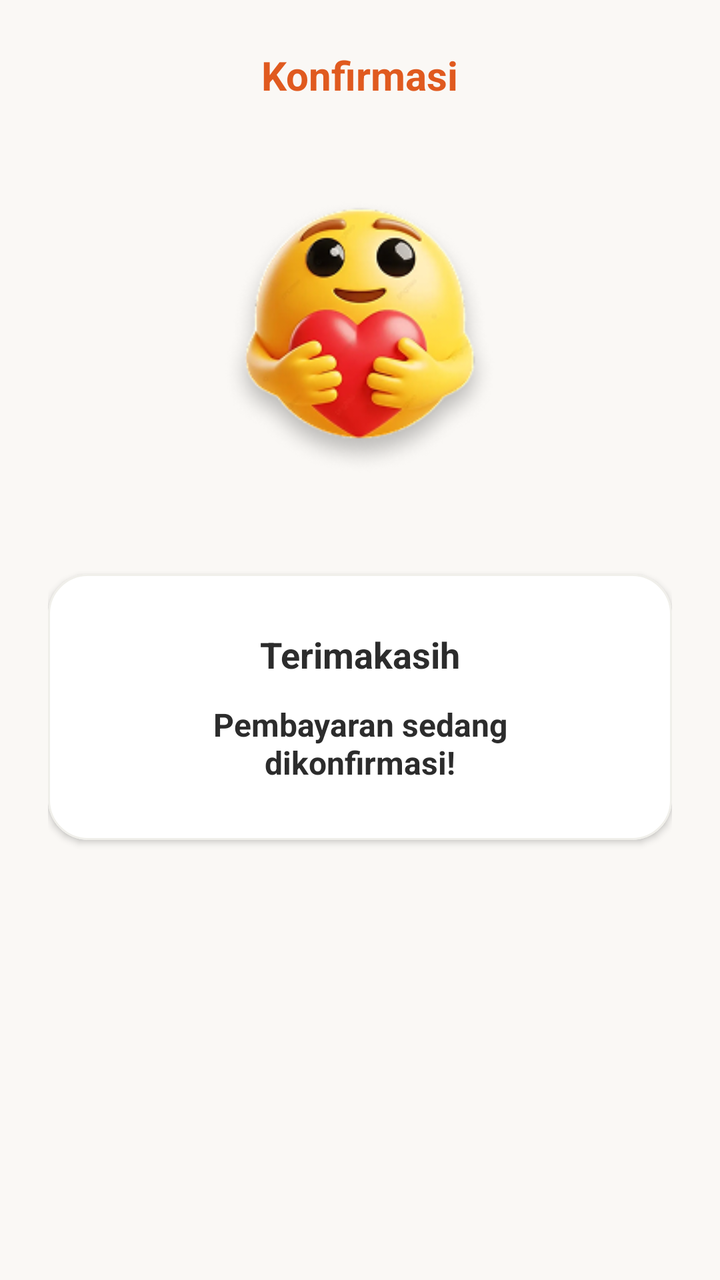
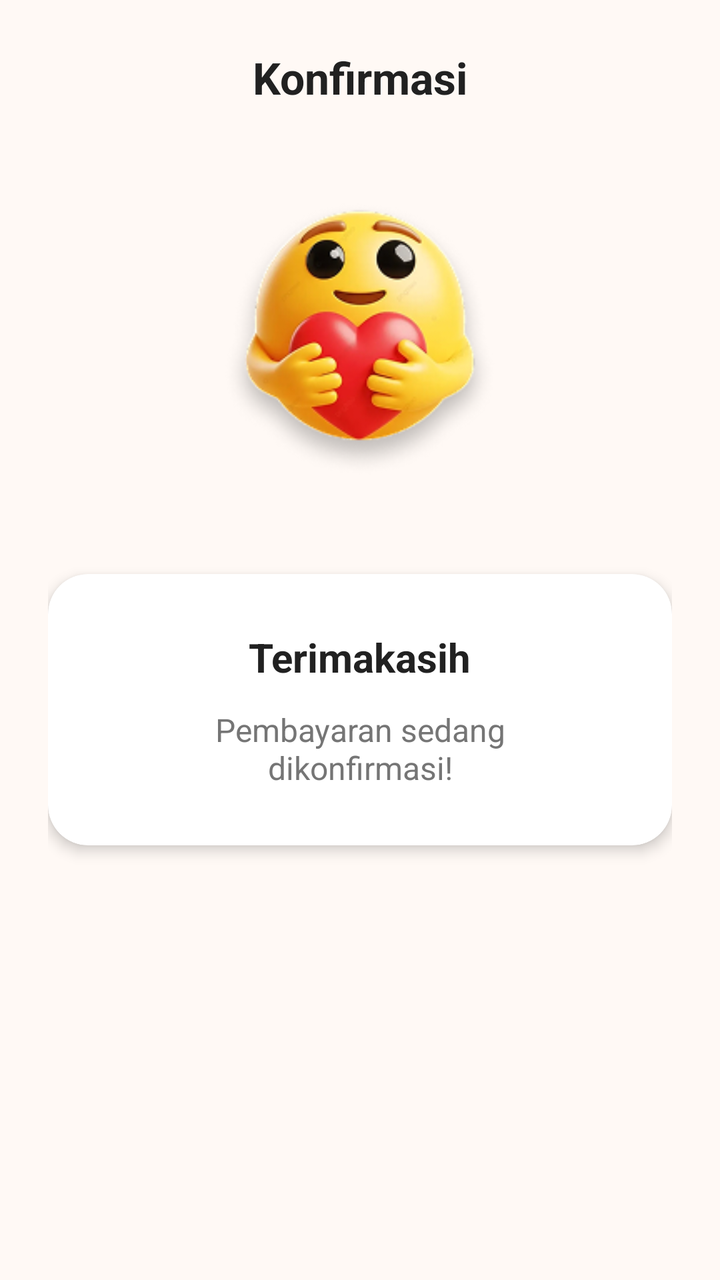

Compare the two renders of this Android layout. The source of the first and the diff that turns it into the second are given below.
<!-- AndroidManifest.xml: application theme Theme.Cemil_feels -->
<!-- res/layout/activity_payment_confirmation.xml -->
<?xml version="1.0" encoding="utf-8"?>
<androidx.constraintlayout.widget.ConstraintLayout xmlns:android="http://schemas.android.com/apk/res/android"
    xmlns:app="http://schemas.android.com/apk/res-auto"
    android:layout_width="match_parent"
    android:layout_height="match_parent"
    android:background="@color/colorBackground"
    android:padding="24dp">

    
    <TextView
        android:id="@+id/tv_confirm_header"
        android:layout_width="wrap_content"
        android:layout_height="wrap_content"
        android:text="Konfirmasi"
        android:textColor="@color/colorPrimaryDark"
        android:textSize="20sp"
        android:textStyle="bold"
        app:layout_constraintEnd_toEndOf="parent"
        app:layout_constraintStart_toStartOf="parent"
        app:layout_constraintTop_toTopOf="parent" />

    
    <ImageView
        android:id="@+id/iv_confirm_logo"
        android:layout_width="140dp"
        android:layout_height="140dp"
        android:src="@drawable/emot_home"
        app:layout_constraintBottom_toTopOf="@id/card_confirm_message"
        app:layout_constraintEnd_toEndOf="parent"
        app:layout_constraintStart_toStartOf="parent"
        app:layout_constraintTop_toBottomOf="@id/tv_confirm_header"
        app:layout_constraintVertical_chainStyle="spread" />

    
    <com.google.android.material.card.MaterialCardView
        android:id="@+id/card_confirm_message"
        android:layout_width="match_parent"
        android:layout_height="wrap_content"
        app:cardCornerRadius="20dp"
        app:cardElevation="2dp"
        app:strokeColor="@color/colorGrayLight"
        app:strokeWidth="1dp"
        app:cardBackgroundColor="@color/white"
        app:layout_constraintBottom_toTopOf="@id/progress_confirm"
        app:layout_constraintTop_toBottomOf="@id/iv_confirm_logo">

        <LinearLayout
            android:layout_width="match_parent"
            android:layout_height="wrap_content"
            android:orientation="vertical"
            android:padding="28dp"
            android:gravity="center">

            <TextView
                android:layout_width="wrap_content"
                android:layout_height="wrap_content"
                android:text="Terimakasih"
                android:textColor="@color/colorTextDark"
                android:textSize="18sp"
                android:textStyle="bold"
                android:layout_marginBottom="12dp"/>

            <TextView
                android:layout_width="wrap_content"
                android:layout_height="wrap_content"
                android:text="Pembayaran sedang\ndikonfirmasi!"
                android:textColor="@color/colorTextDark"
                android:textSize="16sp"
                android:textStyle="bold"
                android:gravity="center" />
        </LinearLayout>
    </com.google.android.material.card.MaterialCardView>

    
    <ProgressBar
        android:id="@+id/progress_confirm"
        android:layout_width="60dp"
        android:layout_height="60dp"
        android:indeterminate="true"
        android:indeterminateTint="@color/colorPrimary"
        app:layout_constraintBottom_toBottomOf="parent"
        app:layout_constraintEnd_toEndOf="parent"
        app:layout_constraintStart_toStartOf="parent"
        app:layout_constraintTop_toBottomOf="@id/card_confirm_message"
        android:layout_marginBottom="40dp" />

</androidx.constraintlayout.widget.ConstraintLayout>
<!-- resources referenced by this layout -->
<resources>
  <color name="colorBackground">#FAF8F5</color>
  <color name="colorGrayLight">#F0EFEA</color>
  <color name="colorPrimary">#FF914D</color>
  <color name="colorPrimaryDark">#E05A1F</color>
  <color name="colorTextDark">#2C2C2C</color>
  <color name="white">#FFFFFFFF</color>
  <!-- drawable emot_home: png bitmap (drawable, 41996 bytes) -->
  <style name="Theme.Cemil_feels" parent="Base.Theme.Cemil_feels" />
  <style name="Base.Theme.Cemil_feels" parent="Theme.Material3.DayNight.NoActionBar">
          
          
      </style>
</resources>

<!-- the commit's change to res/layout/activity_payment_confirmation.xml (unified diff, before → after) -->
@@ -3,7 +3,7 @@
     xmlns:app="http://schemas.android.com/apk/res-auto"
     android:layout_width="match_parent"
     android:layout_height="match_parent"
-    android:background="@color/colorBackground"
+    android:background="#FFF9F5"
     android:padding="24dp">
 
     
@@ -12,8 +12,8 @@
         android:layout_width="wrap_content"
         android:layout_height="wrap_content"
         android:text="Konfirmasi"
-        android:textColor="@color/colorPrimaryDark"
-        android:textSize="20sp"
+        android:textColor="#212121"
+        android:textSize="22sp"
         android:textStyle="bold"
         app:layout_constraintEnd_toEndOf="parent"
         app:layout_constraintStart_toStartOf="parent"
@@ -37,10 +37,9 @@
         android:layout_width="match_parent"
         android:layout_height="wrap_content"
         app:cardCornerRadius="20dp"
-        app:cardElevation="2dp"
-        app:strokeColor="@color/colorGrayLight"
-        app:strokeWidth="1dp"
-        app:cardBackgroundColor="@color/white"
+        app:cardElevation="4dp"
+        app:strokeWidth="0dp"
+        app:cardBackgroundColor="#FFFFFF"
         app:layout_constraintBottom_toTopOf="@id/progress_confirm"
         app:layout_constraintTop_toBottomOf="@id/iv_confirm_logo">
 
@@ -55,8 +54,8 @@
                 android:layout_width="wrap_content"
                 android:layout_height="wrap_content"
                 android:text="Terimakasih"
-                android:textColor="@color/colorTextDark"
-                android:textSize="18sp"
+                android:textColor="#212121"
+                android:textSize="20sp"
                 android:textStyle="bold"
                 android:layout_marginBottom="12dp"/>
 
@@ -64,9 +63,8 @@
                 android:layout_width="wrap_content"
                 android:layout_height="wrap_content"
                 android:text="Pembayaran sedang\ndikonfirmasi!"
-                android:textColor="@color/colorTextDark"
+                android:textColor="#757575"
                 android:textSize="16sp"
-                android:textStyle="bold"
                 android:gravity="center" />
         </LinearLayout>
     </com.google.android.material.card.MaterialCardView>
@@ -77,7 +75,7 @@
         android:layout_width="60dp"
         android:layout_height="60dp"
         android:indeterminate="true"
-        android:indeterminateTint="@color/colorPrimary"
+        android:indeterminateTint="#FF7A1A"
         app:layout_constraintBottom_toBottomOf="parent"
         app:layout_constraintEnd_toEndOf="parent"
         app:layout_constraintStart_toStartOf="parent"
<!-- resource entries referenced after the edit -->
@@ -1,11 +1,5 @@
 <!-- resources referenced by this layout -->
 <resources>
-  <color name="colorBackground">#FAF8F5</color>
-  <color name="colorGrayLight">#F0EFEA</color>
-  <color name="colorPrimary">#FF914D</color>
-  <color name="colorPrimaryDark">#E05A1F</color>
-  <color name="colorTextDark">#2C2C2C</color>
-  <color name="white">#FFFFFFFF</color>
   <!-- drawable emot_home: png bitmap (drawable, 41996 bytes) -->
   <style name="Theme.Cemil_feels" parent="Base.Theme.Cemil_feels" />
   <style name="Base.Theme.Cemil_feels" parent="Theme.Material3.DayNight.NoActionBar">
